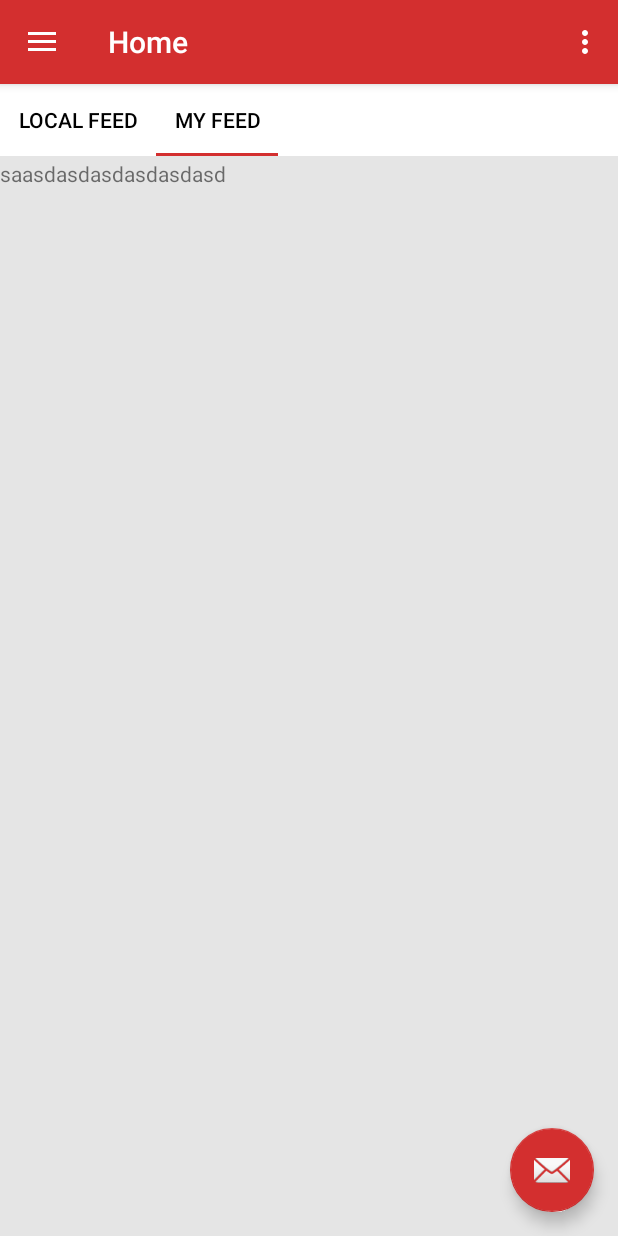
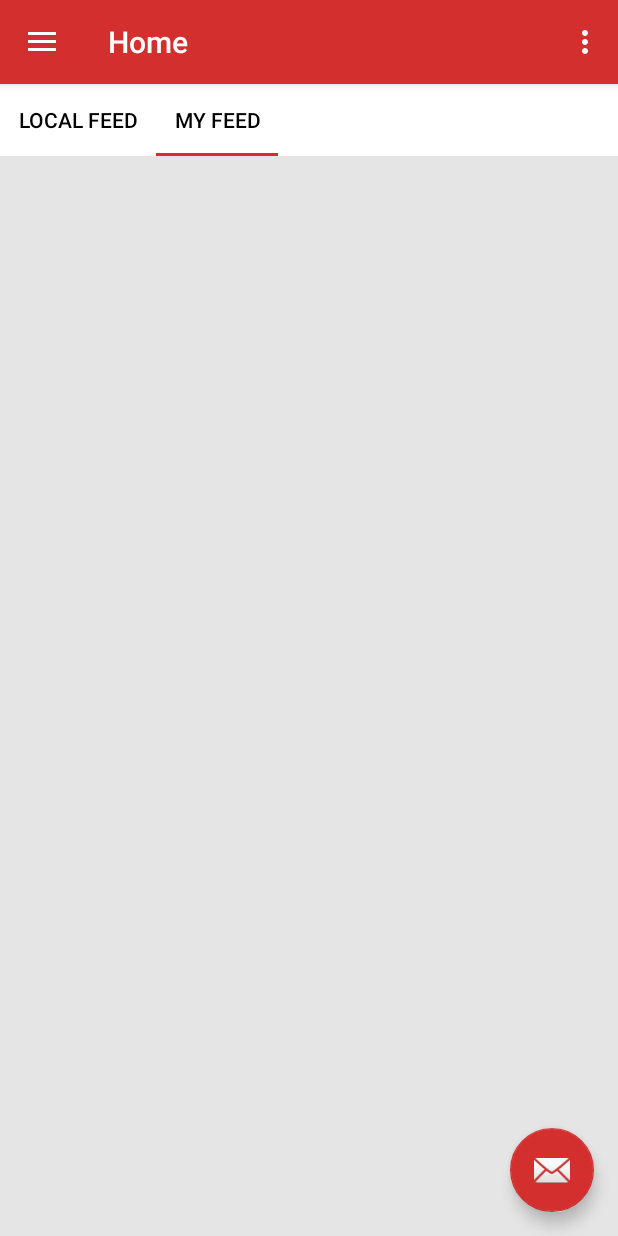
Before and after one commit to rezapremana/NewTADS, an Android app: the fragment FeedFragment placed in its activity, tab 2 chosen, on a phone screen of 412 x 824 dp. Run offline under Robolectric (Android 15) with nearby library versions, the phone set to English and light mode, and no system bars; pictures from the network do not load; 2 statements that could not run were skipped.

```diff
--- a/app/src/main/java/info/androidhive/navigationdrawer/fragment/FeedFragment.java
+++ b/app/src/main/java/info/androidhive/navigationdrawer/fragment/FeedFragment.java
@@ -11,11 +11,10 @@ import android.support.v4.view.ViewPager;
 import android.view.LayoutInflater;
 import android.view.View;
 import android.view.ViewGroup;
-import android.widget.TextView;
 
 import info.androidhive.navigationdrawer.R;
-import info.androidhive.navigationdrawer.fragment.feed.MyFeedFragment;
-import info.androidhive.navigationdrawer.fragment.feed.MyLocalFeedFragment;
+import info.androidhive.navigationdrawer.subfragment.MyFeedFragment;
+import info.androidhive.navigationdrawer.subfragment.MyLocalFeedFragment;
 
 /**
  * A simple {@link Fragment} subclass.
--- a/app/src/main/java/info/androidhive/navigationdrawer/fragment/feed/MyFeedFragment.java
+++ b/app/src/main/java/info/androidhive/navigationdrawer/subfragment/MyFeedFragment.java
@@ -1,4 +1,4 @@
-package info.androidhive.navigationdrawer.fragment.feed;
+package info.androidhive.navigationdrawer.subfragment;
 
 
 import android.os.Bundle;
--- a/app/src/main/java/info/androidhive/navigationdrawer/fragment/feed/MyLocalFeedFragment.java
+++ b/app/src/main/java/info/androidhive/navigationdrawer/subfragment/MyLocalFeedFragment.java
@@ -1,4 +1,4 @@
-package info.androidhive.navigationdrawer.fragment.feed;
+package info.androidhive.navigationdrawer.subfragment;
 
 
 import android.os.Bundle;
--- a/app/src/main/res/layout/fragment_feedback.xml
+++ b/app/src/main/res/layout/fragment_feedback.xml
@@ -19,21 +19,6 @@
             xmlns:android="http://schemas.android.com/apk/res/android"
             xmlns:app="http://schemas.android.com/apk/res-auto">
         </android.support.design.widget.TabLayout>
-        <LinearLayout
-            android:layout_width="match_parent"
-            android:layout_height="wrap_content">
-                <LinearLayout
-                    android:layout_width="match_parent"
-                    android:layout_height="wrap_content"
-                    android:paddingTop="2dp"
-                    android:layout_weight="2">
-                        <TextView
-                            android:layout_width="wrap_content"
-                            android:layout_height="wrap_content"
-                            android:text="saasdasdasdasdasdasd"/>
-                </LinearLayout>
-        </LinearLayout>
-
 
         <android.support.v4.view.ViewPager
         android:id="@+id/viewpager"
--- a/app/src/main/res/layout/fragment_my_feed.xml
+++ b/app/src/main/res/layout/fragment_my_feed.xml
@@ -2,6 +2,6 @@
     xmlns:tools="http://schemas.android.com/tools"
     android:layout_width="match_parent"
     android:layout_height="match_parent"
-    tools:context="info.androidhive.navigationdrawer.fragment.feed.MyFeedFragment">
+    tools:context="info.androidhive.navigationdrawer.subfragment.MyFeedFragment">
 
 </FrameLayout>
```
Also changed, not shown: app/src/main/res/layout/fragment_my_local_feed.xml (+15 -1 lines).
